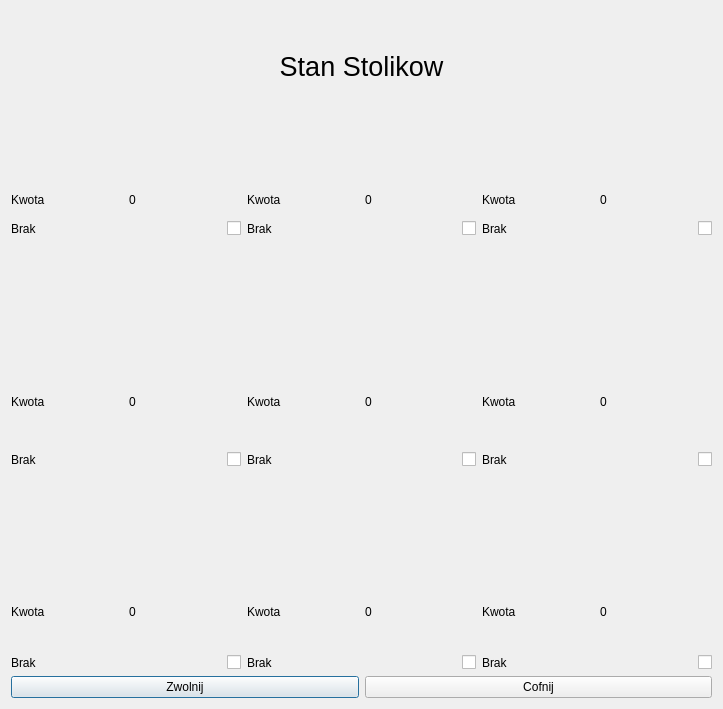
Above: stanstolikow.ui from damdorsz/ProjektPK before the change. Below: the same form after it.
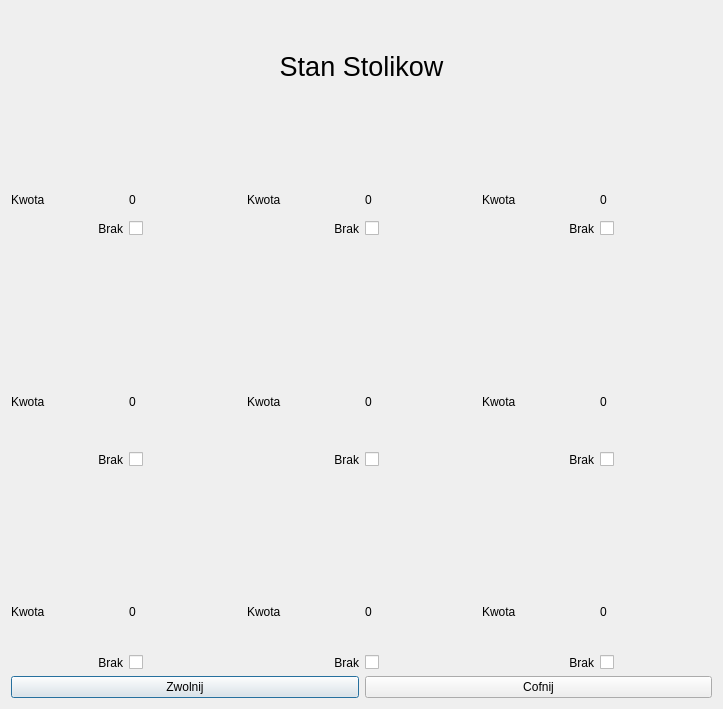
That is the form after the change.

Patch:
```diff
--- a/stanstolikow.ui
+++ b/stanstolikow.ui
@@ -68,15 +68,24 @@
               <layout class="QHBoxLayout" name="horizontalLayout">
                <item>
                 <widget class="QLabel" name="label_czyWolny1">
+                 <property name="layoutDirection">
+                  <enum>Qt::LeftToRight</enum>
+                 </property>
+                 <property name="autoFillBackground">
+                  <bool>false</bool>
+                 </property>
                  <property name="text">
                   <string>Brak</string>
                  </property>
+                 <property name="alignment">
+                  <set>Qt::AlignRight|Qt::AlignTrailing|Qt::AlignVCenter</set>
+                 </property>
                 </widget>
                </item>
                <item>
                 <widget class="QCheckBox" name="checkBox_1">
                  <property name="layoutDirection">
-                  <enum>Qt::RightToLeft</enum>
+                  <enum>Qt::LeftToRight</enum>
                  </property>
                  <property name="text">
                   <string/>
@@ -125,12 +134,15 @@
                  <property name="text">
                   <string>Brak</string>
                  </property>
+                 <property name="alignment">
+                  <set>Qt::AlignRight|Qt::AlignTrailing|Qt::AlignVCenter</set>
+                 </property>
                 </widget>
                </item>
                <item>
                 <widget class="QCheckBox" name="checkBox_2">
                  <property name="layoutDirection">
-                  <enum>Qt::RightToLeft</enum>
+                  <enum>Qt::LeftToRight</enum>
                  </property>
                  <property name="text">
                   <string/>
@@ -179,12 +191,15 @@
                  <property name="text">
                   <string>Brak</string>
                  </property>
+                 <property name="alignment">
+                  <set>Qt::AlignRight|Qt::AlignTrailing|Qt::AlignVCenter</set>
+                 </property>
                 </widget>
                </item>
                <item>
                 <widget class="QCheckBox" name="checkBox_3">
                  <property name="layoutDirection">
-                  <enum>Qt::RightToLeft</enum>
+                  <enum>Qt::LeftToRight</enum>
                  </property>
                  <property name="text">
                   <string/>
@@ -239,12 +254,15 @@
                <property name="text">
                 <string>Brak</string>
                </property>
+               <property name="alignment">
+                <set>Qt::AlignRight|Qt::AlignTrailing|Qt::AlignVCenter</set>
+               </property>
               </widget>
              </item>
              <item>
               <widget class="QCheckBox" name="checkBox_4">
                <property name="layoutDirection">
-                <enum>Qt::RightToLeft</enum>
+                <enum>Qt::LeftToRight</enum>
                </property>
                <property name="text">
                 <string/>
@@ -293,12 +311,15 @@
                <property name="text">
                 <string>Brak</string>
                </property>
+               <property name="alignment">
+                <set>Qt::AlignRight|Qt::AlignTrailing|Qt::AlignVCenter</set>
+               </property>
               </widget>
              </item>
              <item>
               <widget class="QCheckBox" name="checkBox_5">
                <property name="layoutDirection">
-                <enum>Qt::RightToLeft</enum>
+                <enum>Qt::LeftToRight</enum>
                </property>
                <property name="text">
                 <string/>
@@ -347,12 +368,15 @@
                <property name="text">
                 <string>Brak</string>
                </property>
+               <property name="alignment">
+                <set>Qt::AlignRight|Qt::AlignTrailing|Qt::AlignVCenter</set>
+               </property>
               </widget>
              </item>
              <item>
               <widget class="QCheckBox" name="checkBox_6">
                <property name="layoutDirection">
-                <enum>Qt::RightToLeft</enum>
+                <enum>Qt::LeftToRight</enum>
                </property>
                <property name="text">
                 <string/>
@@ -409,12 +433,15 @@
                    <property name="text">
                     <string>Brak</string>
                    </property>
+                   <property name="alignment">
+                    <set>Qt::AlignRight|Qt::AlignTrailing|Qt::AlignVCenter</set>
+                   </property>
                   </widget>
                  </item>
                  <item>
                   <widget class="QCheckBox" name="checkBox_7">
                    <property name="layoutDirection">
-                    <enum>Qt::RightToLeft</enum>
+                    <enum>Qt::LeftToRight</enum>
                    </property>
                    <property name="text">
                     <string/>
@@ -463,12 +490,15 @@
                    <property name="text">
                     <string>Brak</string>
                    </property>
+                   <property name="alignment">
+                    <set>Qt::AlignRight|Qt::AlignTrailing|Qt::AlignVCenter</set>
+                   </property>
                   </widget>
                  </item>
                  <item>
                   <widget class="QCheckBox" name="checkBox_8">
                    <property name="layoutDirection">
-                    <enum>Qt::RightToLeft</enum>
+                    <enum>Qt::LeftToRight</enum>
                    </property>
                    <property name="text">
                     <string/>
@@ -517,12 +547,15 @@
                    <property name="text">
                     <string>Brak</string>
                    </property>
+                   <property name="alignment">
+                    <set>Qt::AlignRight|Qt::AlignTrailing|Qt::AlignVCenter</set>
+                   </property>
                   </widget>
                  </item>
                  <item>
                   <widget class="QCheckBox" name="checkBox_9">
                    <property name="layoutDirection">
-                    <enum>Qt::RightToLeft</enum>
+                    <enum>Qt::LeftToRight</enum>
                    </property>
                    <property name="text">
                     <string/>
```
